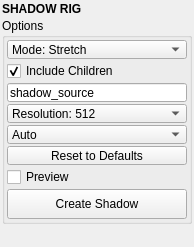
Above: mayatk/rig_utils/shadow_rig.ui from m3trik/mayatk before the change. Below: the same form after it.
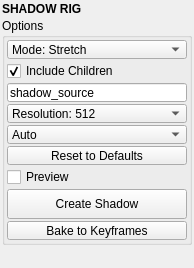
That is the form after the change. Custom widgets are drawn as their Qt base class.

Commit message: Tube rig overhaul + skinning module; shadow rig/baker/rizom review pass

```diff
--- a/mayatk/rig_utils/shadow_rig.ui
+++ b/mayatk/rig_utils/shadow_rig.ui
@@ -281,6 +281,25 @@
          </property>
         </widget>
        </item>
+       <item>
+        <widget class="QPushButton" name="b002">
+         <property name="minimumSize">
+          <size>
+           <width>0</width>
+           <height>19</height>
+          </size>
+         </property>
+         <property name="maximumSize">
+          <size>
+           <width>16777215</width>
+           <height>19</height>
+          </size>
+         </property>
+         <property name="text">
+          <string>Bake to Keyframes</string>
+         </property>
+        </widget>
+       </item>
        <item>
         <spacer name="verticalSpacer">
          <property name="orientation">
```
Left out of the diff: 18 changed lines with no effect on the pictures. The commit also changes 61 other files.
